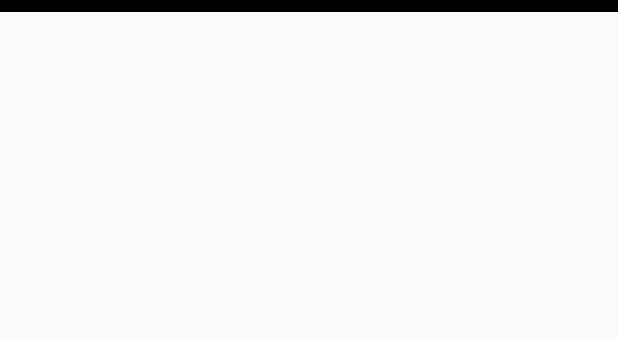
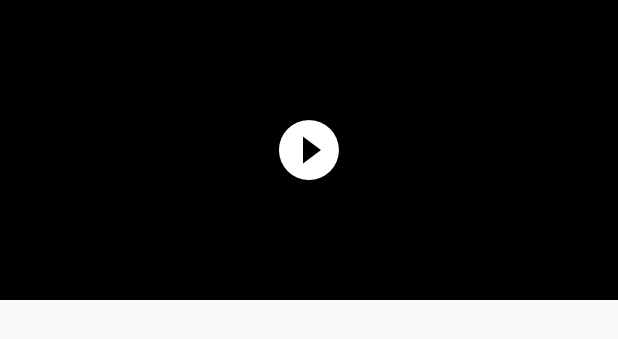
Before and after one commit to MaikV/ktor-client, an Android app: the layout viewholder_paging.xml on its own in the app's theme, with its tools: preview values and no code run, on a phone screen of 412 x 824 dp. Shown: the top 339 px of the screen. Run offline under Robolectric (Android 15) with nearby library versions, the phone set to English and light mode, and no system bars.

Commit message:
Added DetailVideoFragment.kt, can now watch videos clicked on in PagingFragment.kt

```diff
--- /dev/null
+++ b/app/src/main/res/drawable/play_video.xml
@@ -0,0 +1,10 @@
+<vector xmlns:android="http://schemas.android.com/apk/res/android"
+    android:width="24dp"
+    android:height="24dp"
+    android:viewportWidth="24"
+    android:viewportHeight="24"
+    android:tint="?attr/colorControlNormal">
+  <path
+      android:fillColor="@android:color/white"
+      android:pathData="M12,2C6.48,2 2,6.48 2,12s4.48,10 10,10 10,-4.48 10,-10S17.52,2 12,2zM10,16.5v-9l6,4.5 -6,4.5z"/>
+</vector>
--- a/app/src/main/res/layout/viewholder_paging.xml
+++ b/app/src/main/res/layout/viewholder_paging.xml
@@ -11,19 +11,31 @@
     <androidx.constraintlayout.widget.ConstraintLayout
         android:background="#000000"
         android:layout_width="match_parent"
-        android:layout_height="wrap_content">
+        android:layout_height="200dp">
 
         <ImageView
+            android:id="@+id/preview_image"
             android:layout_width="match_parent"
-            android:layout_height="wrap_content"
-            android:background="#FF0000"
+            android:layout_height="match_parent"
             android:layout_margin="4dp"
-            app:layout_constraintStart_toStartOf="parent"
-            app:layout_constraintEnd_toEndOf="parent"
-            app:layout_constraintTop_toTopOf="parent"
-            app:layout_constraintBottom_toBottomOf="parent"
             glideImage="@{`http://192.168.178.21:8080/media/` + data.id + `/thumbnail`}"
             />
 
+        <View
+            android:layout_width="match_parent"
+            android:layout_height="match_parent"
+            android:background="#5000"
+            />
+
+        <ImageView
+            android:layout_width="wrap_content"
+            android:layout_height="wrap_content"
+            app:layout_constraintTop_toTopOf="parent"
+            app:layout_constraintStart_toStartOf="parent"
+            app:layout_constraintEnd_toEndOf="parent"
+            app:layout_constraintBottom_toBottomOf="parent"
+            android:src="@drawable/play_video"
+            app:tint="#FFF" />
+
     </androidx.constraintlayout.widget.ConstraintLayout>
 </layout>
```
Also changed, not shown: app/src/main/java/com/dorcaapps/android/ktorclient/extensions/BindingAdapters.kt (+13 -4 lines), app/src/main/java/com/dorcaapps/android/ktorclient/ui/detail/DetailVideoFragment.kt (+15 -0 lines), app/src/main/java/com/dorcaapps/android/ktorclient/ui/detail/DetailVideoViewModel.kt (+14 -15 lines), app/src/main/res/layout/fragment_video_detail.xml (+16 -2 lines), app/src/main/res/drawable-hdpi/play_video.png (added), app/src/main/res/drawable-mdpi/play_video.png (added), app/src/main/res/drawable-xhdpi/play_video.png (added), app/src/main/res/drawable-xxhdpi/play_video.png (added), app/src/main/res/drawable-xxxhdpi/play_video.png (added).
